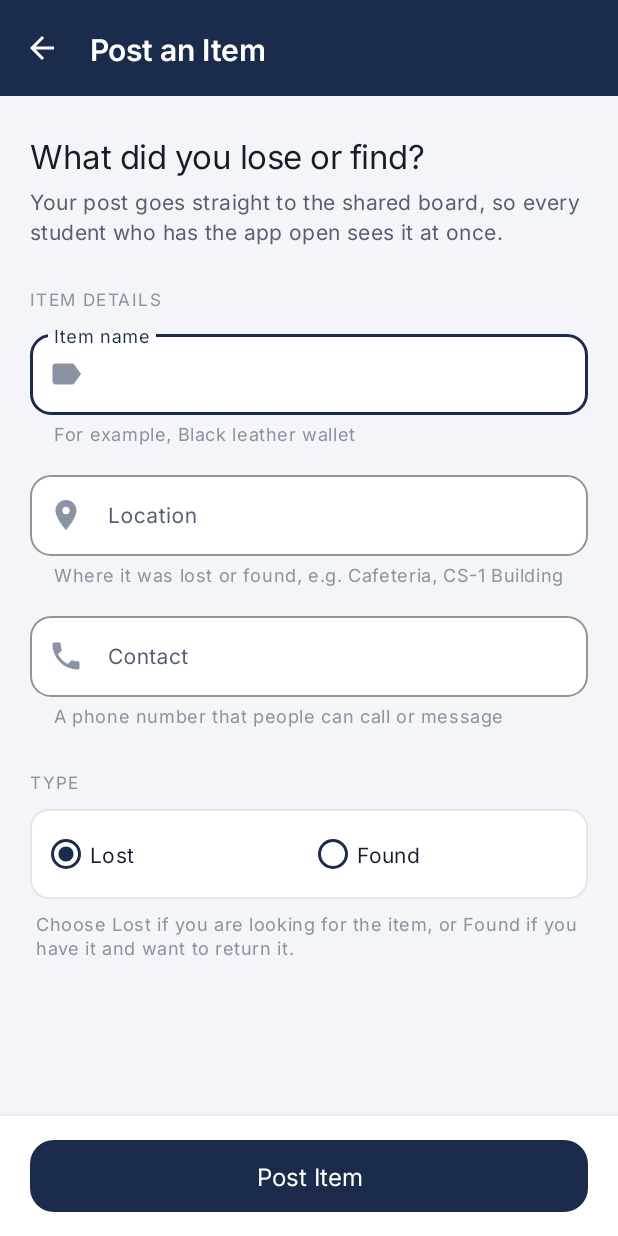
After one commit to abuhuraira99/LabTask3_Firebase_70145777, an Android app: the PostItemActivity screen opened directly, with no data from a screen before it, on a phone screen of 412 x 824 dp. The commit adds this screen. Run offline under Robolectric (Android 15) with nearby library versions, the phone set to English and light mode, and no system bars.

Commit message:
Add PostItemActivity form opened from the Post an Item button
EditTexts for item name, location and contact, a RadioGroup for Lost / Found and a Post Item button. Empty fields are refused with setError() and the first empty field gets focus. PostItemActivity is declared in the manifest.

```diff
--- a/app/src/main/AndroidManifest.xml
+++ b/app/src/main/AndroidManifest.xml
@@ -22,6 +22,11 @@
                 <category android:name="android.intent.category.LAUNCHER" />
             </intent-filter>
         </activity>
+        <activity
+            android:name=".PostItemActivity"
+            android:exported="false"
+            android:parentActivityName=".MainActivity"
+            android:windowSoftInputMode="adjustResize" />
     </application>
 
 </manifest>
--- a/app/src/main/java/com/example/uollostfound/MainActivity.java
+++ b/app/src/main/java/com/example/uollostfound/MainActivity.java
@@ -1,7 +1,9 @@
 package com.example.uollostfound;
 
+import android.content.Intent;
 import android.graphics.Color;
 import android.os.Bundle;
+import android.view.ViewGroup;
 
 import androidx.activity.EdgeToEdge;
 import androidx.activity.SystemBarStyle;
@@ -9,6 +11,8 @@ import androidx.appcompat.app.AppCompatActivity;
 import androidx.core.graphics.Insets;
 import androidx.core.view.ViewCompat;
 import androidx.core.view.WindowInsetsCompat;
+
+import com.google.android.material.floatingactionbutton.ExtendedFloatingActionButton;
 
 public class MainActivity extends AppCompatActivity {
 
@@ -21,10 +25,27 @@ public class MainActivity extends AppCompatActivity {
                 SystemBarStyle.light(Color.TRANSPARENT, Color.TRANSPARENT));
         setContentView(R.layout.activity_main);
 
+        ExtendedFloatingActionButton fabPost = findViewById(R.id.fabPost);
+        applyWindowInsets(fabPost);
+
+        fabPost.setOnClickListener(v ->
+                startActivity(new Intent(MainActivity.this, PostItemActivity.class)));
+    }
+
+    private void applyWindowInsets(ExtendedFloatingActionButton fab) {
+        int fabMargin = getResources().getDimensionPixelSize(R.dimen.fab_margin);
         ViewCompat.setOnApplyWindowInsetsListener(findViewById(R.id.appBar), (v, insets) -> {
             Insets bars = insets.getInsets(WindowInsetsCompat.Type.systemBars());
             v.setPadding(0, bars.top, 0, 0);
             return insets;
         });
+        ViewCompat.setOnApplyWindowInsetsListener(fab, (v, insets) -> {
+            Insets bars = insets.getInsets(WindowInsetsCompat.Type.systemBars());
+            ViewGroup.MarginLayoutParams lp = (ViewGroup.MarginLayoutParams) v.getLayoutParams();
+            lp.bottomMargin = fabMargin + bars.bottom;
+            lp.rightMargin = fabMargin + bars.right;
+            v.setLayoutParams(lp);
+            return insets;
+        });
     }
 }
--- /dev/null
+++ b/app/src/main/java/com/example/uollostfound/PostItemActivity.java
@@ -0,0 +1,137 @@
+package com.example.uollostfound;
+
+import android.graphics.Color;
+import android.os.Bundle;
+import android.text.Editable;
+import android.text.TextWatcher;
+
+import androidx.activity.EdgeToEdge;
+import androidx.activity.SystemBarStyle;
+import androidx.appcompat.app.AppCompatActivity;
+import androidx.core.graphics.Insets;
+import androidx.core.view.ViewCompat;
+import androidx.core.view.WindowInsetsCompat;
+
+import com.google.android.material.appbar.MaterialToolbar;
+import com.google.android.material.button.MaterialButton;
+import com.google.android.material.textfield.TextInputEditText;
+import com.google.android.material.textfield.TextInputLayout;
+
+import android.widget.RadioGroup;
+
+public class PostItemActivity extends AppCompatActivity {
+
+    private TextInputLayout tilItemName, tilLocation, tilContact;
+    private TextInputEditText etItemName, etLocation, etContact;
+    private RadioGroup rgType;
+    private MaterialButton btnPost;
+
+    @Override
+    protected void onCreate(Bundle savedInstanceState) {
+        super.onCreate(savedInstanceState);
+        EdgeToEdge.enable(this,
+                SystemBarStyle.dark(Color.TRANSPARENT),
+                SystemBarStyle.light(Color.TRANSPARENT, Color.TRANSPARENT));
+        setContentView(R.layout.activity_post_item);
+        applyWindowInsets();
+
+        MaterialToolbar toolbar = findViewById(R.id.toolbar);
+        toolbar.setNavigationOnClickListener(v -> getOnBackPressedDispatcher().onBackPressed());
+
+        tilItemName = findViewById(R.id.tilItemName);
+        tilLocation = findViewById(R.id.tilLocation);
+        tilContact = findViewById(R.id.tilContact);
+        etItemName = findViewById(R.id.etItemName);
+        etLocation = findViewById(R.id.etLocation);
+        etContact = findViewById(R.id.etContact);
+        rgType = findViewById(R.id.rgType);
+        btnPost = findViewById(R.id.btnPost);
+
+        // An error disappears as soon as the student starts typing in that field
+        clearErrorWhileTyping(etItemName, tilItemName);
+        clearErrorWhileTyping(etLocation, tilLocation);
+        clearErrorWhileTyping(etContact, tilContact);
+
+        btnPost.setOnClickListener(v -> {
+            if (validateForm()) {
+                savePost();
+            }
+        });
+    }
+
+    /** Refuses empty fields: each empty field gets its own message through setError(). */
+    private boolean validateForm() {
+        boolean valid = true;
+        TextInputLayout firstInvalid = null;
+
+        if (textOf(etItemName).isEmpty()) {
+            tilItemName.setError(getString(R.string.error_item_name));
+            firstInvalid = tilItemName;
+            valid = false;
+        }
+        if (textOf(etLocation).isEmpty()) {
+            tilLocation.setError(getString(R.string.error_location));
+            if (firstInvalid == null) firstInvalid = tilLocation;
+            valid = false;
+        }
+        if (textOf(etContact).isEmpty()) {
+            tilContact.setError(getString(R.string.error_contact));
+            if (firstInvalid == null) firstInvalid = tilContact;
+            valid = false;
+        }
+
+        if (firstInvalid != null && firstInvalid.getEditText() != null) {
+            firstInvalid.getEditText().requestFocus();
+        }
+        return valid;
+    }
+
+    private void savePost() {
+        // The Firebase write is added in the next step
+        btnPost.setEnabled(false);
+    }
+
+    private String selectedType() {
+        return rgType.getCheckedRadioButtonId() == R.id.rbFound
+                ? getString(R.string.type_found)
+                : getString(R.string.type_lost);
+    }
+
+    private static String textOf(TextInputEditText field) {
+        return field.getText() == null ? "" : field.getText().toString().trim();
+    }
+
+    private static void clearErrorWhileTyping(TextInputEditText field, TextInputLayout layout) {
+        field.addTextChangedListener(new TextWatcher() {
+            @Override
+            public void beforeTextChanged(CharSequence s, int start, int count, int after) {
+            }
+
+            @Override
+            public void onTextChanged(CharSequence s, int start, int before, int count) {
+                if (layout.getError() != null) {
+                    layout.setError(null);
+                }
+            }
+
+            @Override
+            public void afterTextChanged(Editable s) {
+            }
+        });
+    }
+
+    /** Pads the app bar below the status bar and keeps the Post button above the keyboard. */
+    private void applyWindowInsets() {
+        ViewCompat.setOnApplyWindowInsetsListener(findViewById(R.id.appBar), (v, insets) -> {
+            Insets bars = insets.getInsets(WindowInsetsCompat.Type.systemBars());
+            v.setPadding(0, bars.top, 0, 0);
+            return insets;
+        });
+        ViewCompat.setOnApplyWindowInsetsListener(findViewById(R.id.postRoot), (v, insets) -> {
+            Insets nav = insets.getInsets(WindowInsetsCompat.Type.navigationBars());
+            Insets ime = insets.getInsets(WindowInsetsCompat.Type.ime());
+            v.setPadding(nav.left, 0, nav.right, Math.max(nav.bottom, ime.bottom));
+            return insets;
+        });
+    }
+}
--- a/app/src/main/res/layout/activity_main.xml
+++ b/app/src/main/res/layout/activity_main.xml
@@ -1,11 +1,12 @@
 <?xml version="1.0" encoding="utf-8"?>
-<LinearLayout xmlns:android="http://schemas.android.com/apk/res/android"
+<androidx.coordinatorlayout.widget.CoordinatorLayout xmlns:android="http://schemas.android.com/apk/res/android"
     xmlns:app="http://schemas.android.com/apk/res-auto"
+    xmlns:tools="http://schemas.android.com/tools"
     android:id="@+id/main"
     android:layout_width="match_parent"
     android:layout_height="match_parent"
     android:background="@color/canvas"
-    android:orientation="vertical">
+    tools:context=".MainActivity">
 
     <com.google.android.material.appbar.AppBarLayout
         android:id="@+id/appBar"
@@ -22,4 +23,19 @@
             app:title="@string/app_name" />
     </com.google.android.material.appbar.AppBarLayout>
 
-</LinearLayout>
+    <!-- "Post an Item" opens PostItemActivity -->
+    <com.google.android.material.floatingactionbutton.ExtendedFloatingActionButton
+        android:id="@+id/fabPost"
+        android:layout_width="wrap_content"
+        android:layout_height="wrap_content"
+        android:layout_gravity="bottom|end"
+        android:layout_margin="20dp"
+        android:text="@string/fab_post"
+        android:textAppearance="@style/TextAppearance.LostFound.Button"
+        android:textColor="@color/navy_900"
+        android:textSize="15sp"
+        app:backgroundTint="@color/navy_100"
+        app:icon="@drawable/ic_add"
+        app:iconTint="@color/navy_900" />
+
+</androidx.coordinatorlayout.widget.CoordinatorLayout>
--- /dev/null
+++ b/app/src/main/res/layout/activity_post_item.xml
@@ -0,0 +1,225 @@
+<?xml version="1.0" encoding="utf-8"?>
+<LinearLayout xmlns:android="http://schemas.android.com/apk/res/android"
+    xmlns:app="http://schemas.android.com/apk/res-auto"
+    xmlns:tools="http://schemas.android.com/tools"
+    android:id="@+id/postRoot"
+    android:layout_width="match_parent"
+    android:layout_height="match_parent"
+    android:background="@color/canvas"
+    android:orientation="vertical"
+    tools:context=".PostItemActivity">
+
+    <com.google.android.material.appbar.AppBarLayout
+        android:id="@+id/appBar"
+        android:layout_width="match_parent"
+        android:layout_height="wrap_content"
+        android:background="@color/navy_800">
+
+        <com.google.android.material.appbar.MaterialToolbar
+            android:id="@+id/toolbar"
+            style="@style/Widget.LostFound.Toolbar"
+            android:layout_width="match_parent"
+            android:layout_height="?attr/actionBarSize"
+            app:navigationContentDescription="@string/cd_back"
+            app:navigationIcon="@drawable/ic_arrow_back"
+            app:title="@string/post_title" />
+    </com.google.android.material.appbar.AppBarLayout>
+
+    <androidx.core.widget.NestedScrollView
+        android:layout_width="match_parent"
+        android:layout_height="0dp"
+        android:layout_weight="1"
+        android:fillViewport="true">
+
+        <LinearLayout
+            android:layout_width="match_parent"
+            android:layout_height="wrap_content"
+            android:orientation="vertical"
+            android:paddingStart="20dp"
+            android:paddingTop="24dp"
+            android:paddingEnd="20dp"
+            android:paddingBottom="24dp">
+
+            <TextView
+                android:layout_width="wrap_content"
+                android:layout_height="wrap_content"
+                android:text="@string/post_headline"
+                android:textAppearance="@style/TextAppearance.LostFound.Headline" />
+
+            <TextView
+                android:layout_width="match_parent"
+                android:layout_height="wrap_content"
+                android:layout_marginTop="6dp"
+                android:lineSpacingExtra="3dp"
+                android:text="@string/post_intro"
+                android:textAppearance="@style/TextAppearance.LostFound.Body" />
+
+            <TextView
+                android:layout_width="wrap_content"
+                android:layout_height="wrap_content"
+                android:layout_marginTop="28dp"
+                android:layout_marginBottom="10dp"
+                android:text="@string/section_details"
+                android:textAppearance="@style/TextAppearance.LostFound.Overline"
+                android:textColor="@color/text_tertiary" />
+
+            <com.google.android.material.textfield.TextInputLayout
+                android:id="@+id/tilItemName"
+                android:layout_width="match_parent"
+                android:layout_height="wrap_content"
+                android:hint="@string/hint_item_name"
+                app:helperText="@string/helper_item_name"
+                app:startIconDrawable="@drawable/ic_label">
+
+                <com.google.android.material.textfield.TextInputEditText
+                    android:id="@+id/etItemName"
+                    android:layout_width="match_parent"
+                    android:layout_height="wrap_content"
+                    android:imeOptions="actionNext"
+                    android:inputType="textCapSentences"
+                    android:maxLength="60"
+                    android:textAppearance="@style/TextAppearance.LostFound.Body"
+                    android:textColor="@color/text_primary" />
+            </com.google.android.material.textfield.TextInputLayout>
+
+            <com.google.android.material.textfield.TextInputLayout
+                android:id="@+id/tilLocation"
+                android:layout_width="match_parent"
+                android:layout_height="wrap_content"
+                android:layout_marginTop="14dp"
+                android:hint="@string/hint_location"
+                app:helperText="@string/helper_location"
+                app:startIconDrawable="@drawable/ic_place">
+
+                <com.google.android.material.textfield.TextInputEditText
+                    android:id="@+id/etLocation"
+                    android:layout_width="match_parent"
+                    android:layout_height="wrap_content"
+                    android:imeOptions="actionNext"
+                    android:inputType="textCapWords"
+                    android:maxLength="80"
+                    android:textAppearance="@style/TextAppearance.LostFound.Body"
+                    android:textColor="@color/text_primary" />
+            </com.google.android.material.textfield.TextInputLayout>
+
+            <com.google.android.material.textfield.TextInputLayout
+                android:id="@+id/tilContact"
+                android:layout_width="match_parent"
+                android:layout_height="wrap_content"
+                android:layout_marginTop="14dp"
+                android:hint="@string/hint_contact"
+                app:helperText="@string/helper_contact"
+                app:startIconDrawable="@drawable/ic_phone">
+
+                <com.google.android.material.textfield.TextInputEditText
+                    android:id="@+id/etContact"
+                    android:layout_width="match_parent"
+                    android:layout_height="wrap_content"
+                    android:imeOptions="actionDone"
+                    android:inputType="phone"
+                    android:maxLength="20"
+                    android:textAppearance="@style/TextAppearance.LostFound.Body"
+                    android:textColor="@color/text_primary" />
+            </com.google.android.material.textfield.TextInputLayout>
+
+            <TextView
+                android:layout_width="wrap_content"
+                android:layout_height="wrap_content"
+                android:layout_marginTop="28dp"
+                android:layout_marginBottom="10dp"
+                android:text="@string/section_type"
+                android:textAppearance="@style/TextAppearance.LostFound.Overline"
+                android:textColor="@color/text_tertiary" />
+
+            <RadioGroup
+                android:id="@+id/rgType"
+                android:layout_width="match_parent"
+                android:layout_height="wrap_content"
+                android:background="@drawable/bg_hint"
+                android:checkedButton="@id/rbLost"
+                android:orientation="horizontal"
+                android:paddingStart="8dp"
+                android:paddingTop="4dp"
+                android:paddingEnd="8dp"
+                android:paddingBottom="4dp">
+
+                <com.google.android.material.radiobutton.MaterialRadioButton
+                    android:id="@+id/rbLost"
+                    android:layout_width="0dp"
+                    android:layout_height="52dp"
+                    android:layout_weight="1"
+                    android:text="@string/type_lost" />
+
+                <com.google.android.material.radiobutton.MaterialRadioButton
+                    android:id="@+id/rbFound"
+                    android:layout_width="0dp"
+                    android:layout_height="52dp"
+                    android:layout_weight="1"
+                    android:text="@string/type_found" />
+            </RadioGroup>
+
+            <TextView
+                android:layout_width="match_parent"
+                android:layout_height="wrap_content"
+                android:layout_marginStart="4dp"
+                android:layout_marginTop="8dp"
+                android:lineSpacingExtra="2dp"
+                android:text="@string/type_help"
+                android:textAppearance="@style/TextAppearance.LostFound.Caption" />
+
+            <LinearLayout
+                android:id="@+id/offlineBanner"
+                android:layout_width="match_parent"
+                android:layout_height="wrap_content"
+                android:layout_marginTop="24dp"
+                android:background="@drawable/bg_banner"
+                android:gravity="center_vertical"
+                android:orientation="horizontal"
+                android:padding="14dp"
+                android:visibility="gone"
+                tools:visibility="visible">
+
+                <ImageView
+                    android:layout_width="22dp"
+                    android:layout_height="22dp"
+                    android:importantForAccessibility="no"
+                    android:src="@drawable/ic_cloud_off"
+                    app:tint="@color/navy_800" />
+
+                <TextView
+                    android:id="@+id/tvOfflineMessage"
+                    android:layout_width="0dp"
+                    android:layout_height="wrap_content"
+                    android:layout_marginStart="12dp"
+                    android:layout_weight="1"
+                    android:lineSpacingExtra="2dp"
+                    android:text="@string/offline_form"
+                    android:textAppearance="@style/TextAppearance.LostFound.Body"
+                    android:textColor="@color/navy_900"
+                    android:textSize="13sp" />
+            </LinearLayout>
+        </LinearLayout>
+    </androidx.core.widget.NestedScrollView>
+
+    <!-- The main action stays pinned in the thumb zone above the keyboard -->
+    <LinearLayout
+        android:layout_width="match_parent"
+        android:layout_height="wrap_content"
+        android:background="@color/surface"
+        android:elevation="8dp"
+        android:orientation="vertical"
+        android:paddingStart="20dp"
+        android:paddingTop="12dp"
+        android:paddingEnd="20dp"
+        android:paddingBottom="12dp">
+
+        <com.google.android.material.button.MaterialButton
+            android:id="@+id/btnPost"
+            android:layout_width="match_parent"
+            android:layout_height="56dp"
+            android:text="@string/btn_post"
+            android:textAppearance="@style/TextAppearance.LostFound.Button"
+            app:backgroundTint="@color/navy_800"
+            app:cornerRadius="16dp" />
+    </LinearLayout>
+</LinearLayout>
--- /dev/null
+++ b/app/src/main/res/values/dimens.xml
@@ -0,0 +1,5 @@
+<?xml version="1.0" encoding="utf-8"?>
+<resources>
+    <dimen name="fab_margin">20dp</dimen>
+    <dimen name="board_bottom_space">96dp</dimen>
+</resources>
--- a/app/src/main/res/values/strings.xml
+++ b/app/src/main/res/values/strings.xml
@@ -1,4 +1,33 @@
 <resources>
     <string name="app_name">UOL Lost &amp; Found</string>
     <string name="board_subtitle">Department of Software Engineering</string>
+
+    <!-- Board -->
+    <string name="fab_post">Post an Item</string>
+
+    <!-- Post Item screen -->
+    <string name="post_title">Post an Item</string>
+    <string name="post_headline">What did you lose or find?</string>
+    <string name="post_intro">Your post goes straight to the shared board, so every student who has the app open sees it at once.</string>
+    <string name="section_details">Item details</string>
+    <string name="section_type">Type</string>
+    <string name="hint_item_name">Item name</string>
+    <string name="hint_location">Location</string>
+    <string name="hint_contact">Contact</string>
+    <string name="helper_item_name">For example, Black leather wallet</string>
+    <string name="helper_location">Where it was lost or found, e.g. Cafeteria, CS-1 Building</string>
+    <string name="helper_contact">A phone number that people can call or message</string>
+    <string name="type_lost">Lost</string>
+    <string name="type_found">Found</string>
+    <string name="type_help">Choose Lost if you are looking for the item, or Found if you have it and want to return it.</string>
+    <string name="btn_post">Post Item</string>
+    <string name="btn_posting">Posting…</string>
+    <string name="btn_waiting">Saved on this phone · waiting for network</string>
+    <string name="error_item_name">Item name is required</string>
+    <string name="error_location">Location is required</string>
+    <string name="error_contact">Contact is required</string>
+    <string name="offline_form">You are offline. You can still post: the item is kept on this phone and uploads to Firebase as soon as the connection returns.</string>
+    <string name="toast_posted">Item posted to the board</string>
+    <string name="toast_post_failed">Could not post the item: %1$s</string>
+    <string name="cd_back">Back to the board</string>
 </resources>
```
